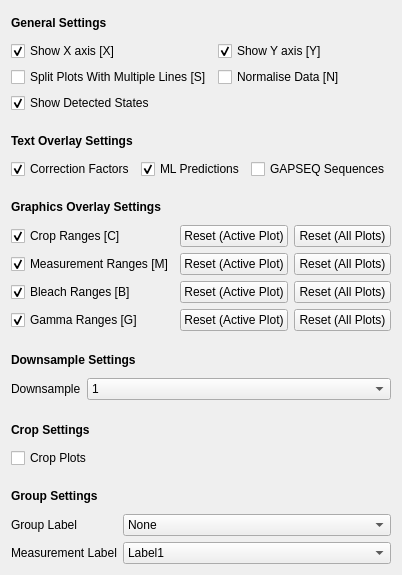
First picture: the form in src/GUI/plotsettings_gui.ui, repository piedrro/TraceAnalyser, before the edit.
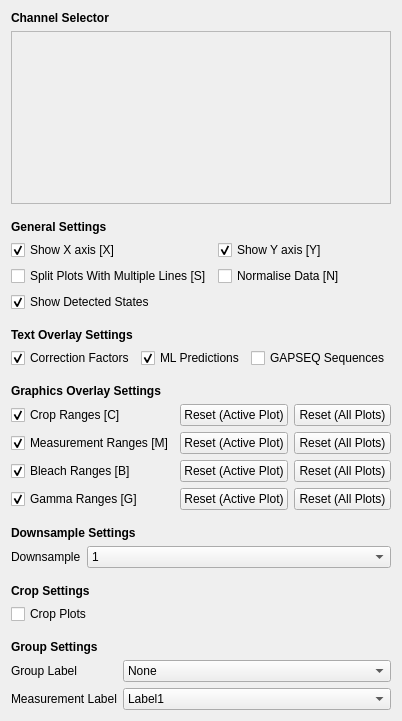
Second picture: the form after the edit.

Commit message: moved channel selector to plot settings

Patch:
```diff
--- a/src/GUI/plotsettings_gui.ui
+++ b/src/GUI/plotsettings_gui.ui
@@ -6,8 +6,8 @@
    <rect>
     <x>0</x>
     <y>0</y>
-    <width>396</width>
-    <height>575</height>
+    <width>360</width>
+    <height>721</height>
    </rect>
   </property>
   <property name="sizePolicy">
@@ -20,6 +20,69 @@
    <string>Form</string>
   </property>
   <layout class="QVBoxLayout" name="verticalLayout">
+   <item>
+    <widget class="QLabel" name="label_5">
+     <property name="font">
+      <font>
+       <weight>75</weight>
+       <bold>true</bold>
+      </font>
+     </property>
+     <property name="text">
+      <string>Channel Selector</string>
+     </property>
+    </widget>
+   </item>
+   <item>
+    <widget class="QScrollArea" name="scroll_area">
+     <property name="sizePolicy">
+      <sizepolicy hsizetype="Minimum" vsizetype="Expanding">
+       <horstretch>0</horstretch>
+       <verstretch>0</verstretch>
+      </sizepolicy>
+     </property>
+     <property name="minimumSize">
+      <size>
+       <width>50</width>
+       <height>0</height>
+      </size>
+     </property>
+     <property name="widgetResizable">
+      <bool>true</bool>
+     </property>
+     <widget class="QWidget" name="scrollAreaWidgetContents">
+      <property name="geometry">
+       <rect>
+        <x>0</x>
+        <y>0</y>
+        <width>340</width>
+        <height>151</height>
+       </rect>
+      </property>
+      <layout class="QVBoxLayout" name="verticalLayout_11">
+       <item>
+        <layout class="QVBoxLayout" name="selector_layout"/>
+       </item>
+      </layout>
+     </widget>
+    </widget>
+   </item>
+   <item>
+    <spacer name="verticalSpacer_4">
+     <property name="orientation">
+      <enum>Qt::Vertical</enum>
+     </property>
+     <property name="sizeType">
+      <enum>QSizePolicy::Minimum</enum>
+     </property>
+     <property name="sizeHint" stdset="0">
+      <size>
+       <width>20</width>
+       <height>10</height>
+      </size>
+     </property>
+    </spacer>
+   </item>
    <item>
     <widget class="QLabel" name="label">
      <property name="font">
```
The commit also changes 5 other files.
